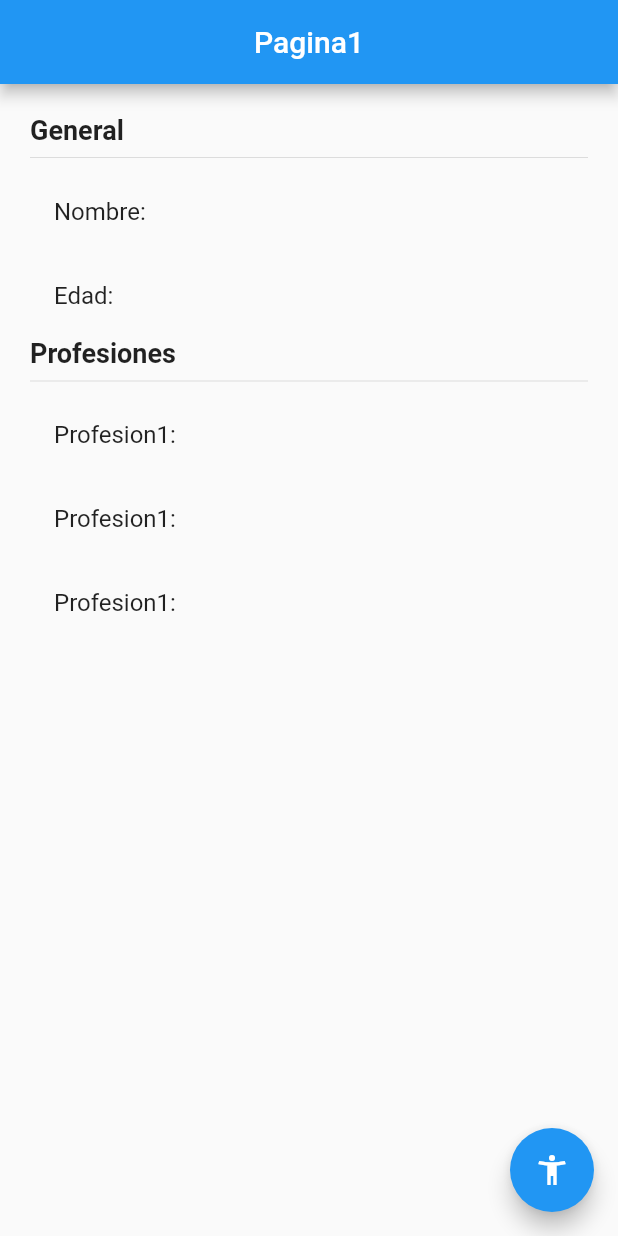
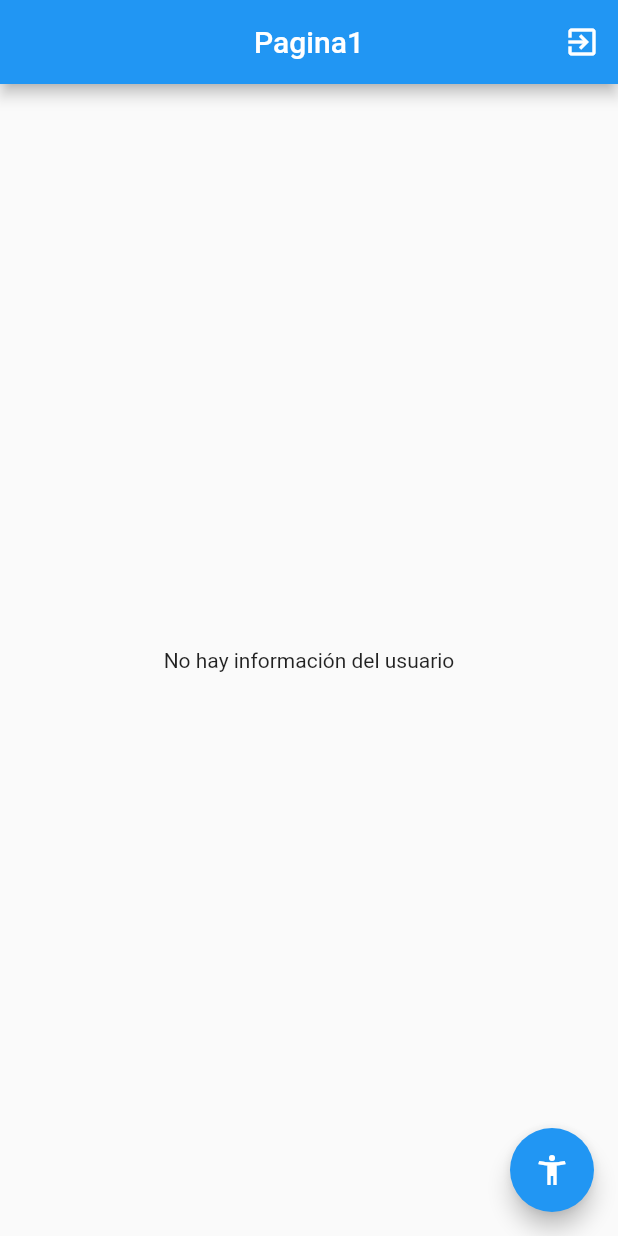
Before and after one commit to FranciscoHCJ/Flutter-State, a Flutter app: the screen it shows after launch, on a phone screen of 412 x 824 dp. Run offline on Flutter 3.47's test engine with Material 2 defaults, Android fonts, the phone set to English and light mode, and no system bars; our stand-ins replace flutter_bloc.

Commit message:
rama Cubit terminada

```diff
--- /dev/null
+++ b/lib/bloc/usuario/usuario_cubit.dart
@@ -0,0 +1,42 @@
+import 'package:flutter_bloc/flutter_bloc.dart';
+import 'package:meta/meta.dart';
+
+import 'package:estados/models/usuario.dart';
+part 'usuario_state.dart';
+
+
+class UsuarioCubit extends Cubit<UsuarioState> {
+
+  UsuarioCubit() : super( UsuarioInitial() );
+
+  void seleccionarUsuario( Usuario user ) {
+    emit( new UsuarioActivo( user ) );
+  }
+
+  void cambiarEdad(int edad) {
+
+    final currentState = state;
+    if ( currentState is UsuarioActivo ) {
+      final newUser = currentState.usuario.copyWith( edad: edad);
+      emit( UsuarioActivo( newUser ) );
+    }
+  }
+
+  void agregarProfesion() {
+    final currentState = state;
+    if ( currentState is UsuarioActivo ) {
+      final newProfesiones = [
+        ...currentState.usuario.profesiones,
+        'Profesion ${ currentState.usuario.profesiones.length + 1 }'
+      ];
+
+      final newUser = currentState.usuario.copyWith( profesiones: newProfesiones);
+      emit( UsuarioActivo( newUser ) );
+    }
+  }
+
+  void borrarUsuario() {
+    emit( UsuarioInitial() );
+  }
+
+}
--- /dev/null
+++ b/lib/bloc/usuario/usuario_state.dart
@@ -0,0 +1,16 @@
+part of 'usuario_cubit.dart';
+
+@immutable
+abstract class UsuarioState {}
+
+// Estado inicial
+class UsuarioInitial extends UsuarioState {
+  final existeUsuario = false;
+}
+
+class UsuarioActivo extends UsuarioState {
+  final existeUsuario = true;
+  final Usuario usuario;
+
+  UsuarioActivo(this.usuario);
+}
--- a/lib/main.dart
+++ b/lib/main.dart
@@ -1,13 +1,20 @@
+import 'package:estados/bloc/usuario/usuario_cubit.dart';
+import 'package:flutter/material.dart';
+import 'package:flutter_bloc/flutter_bloc.dart';
+
 import 'package:estados/pages/pagina1_page.dart';
 import 'package:estados/pages/pagina2_page.dart';
-import 'package:flutter/material.dart';
 
 void main() => runApp(MyApp());
 
 class MyApp extends StatelessWidget {
   @override
   Widget build(BuildContext context) {
-    return MaterialApp(
+    return MultiBlocProvider(
+      providers: [
+        BlocProvider(create: ( _ ) => UsuarioCubit() )
+      ],
+      child: MaterialApp(
         debugShowCheckedModeBanner: false,
         title: 'Material App',
         initialRoute: 'pagina1',
@@ -15,6 +22,7 @@ class MyApp extends StatelessWidget {
           'pagina1': (_) => Pagina1Page(),
           'pagina2': (_) => Pagina2Page()
         },
+      ),
     );
   }
 }
--- a/lib/models/usuario.dart
+++ b/lib/models/usuario.dart
@@ -2,10 +2,23 @@
 
 class Usuario {
 
-  String nombre;
-  int edad;
-  List<String> profesiones;
+  final String nombre;
+  final int edad;
+  final List<String> profesiones;
 
   Usuario({ this.nombre, this.edad, this.profesiones });
 
+  // Método que retorna un usuario
+  Usuario copyWith({
+    String nombre,
+    int edad,
+    List<String> profesiones
+  }) =>
+  Usuario(
+    nombre: nombre ?? this.nombre,
+    edad  : edad ?? this.edad,
+    profesiones: profesiones ?? this.profesiones
+  );
+
+
 }
--- a/lib/pages/pagina1_page.dart
+++ b/lib/pages/pagina1_page.dart
@@ -1,4 +1,8 @@
 import 'package:flutter/material.dart';
+import 'package:flutter_bloc/flutter_bloc.dart';
+
+import 'package:estados/models/usuario.dart';
+import 'package:estados/bloc/usuario/usuario_cubit.dart';
 
 class Pagina1Page extends StatelessWidget {
 
@@ -8,9 +12,16 @@ class Pagina1Page extends StatelessWidget {
       appBar: AppBar(
         centerTitle: true,
         title: Text('Pagina1'),
+        actions: [
+          IconButton(
+            icon: Icon(Icons.exit_to_app),
+            onPressed: () => context.bloc<UsuarioCubit>().borrarUsuario()
+          )
+        ],
       ),
-      body: InformacionUsuario(),
-     floatingActionButton: FloatingActionButton(
+      body: BodyScaffold(),
+
+      floatingActionButton: FloatingActionButton(
        child: Icon(Icons.accessibility_new),
        onPressed: () => Navigator.pushNamed(context, 'pagina2')
      ),
@@ -18,7 +29,43 @@ class Pagina1Page extends StatelessWidget {
   }
 }
 
+class BodyScaffold extends StatelessWidget {
+
+  @override
+  Widget build(BuildContext context) {
+    return BlocBuilder<UsuarioCubit, UsuarioState>(
+      builder: ( _ , state) {
+
+        switch ( state.runtimeType ) {
+
+          case UsuarioInitial:
+            return Center(child: Text('No hay información del usuario'));
+          break;
+
+          case UsuarioActivo:
+            return InformacionUsuario( (state as UsuarioActivo).usuario );
+
+          default:
+          return Center(child: Text('Estado no reconocido'));
+        }
+
+        // if ( state is UsuarioInitial ) {
+        //   return Center(child: Text('No hay información del usuario'));
+        // } else if ( state is UsuarioActivo){
+        //   return InformacionUsuario( state.usuario );
+        // } else {
+        //   return Center(child: Text('Estado no reconocido'));
+        // }
+
+    });
+  }
+}
+
 class InformacionUsuario extends StatelessWidget {
+
+  final Usuario usuario;
+
+  const InformacionUsuario(this.usuario);
 
   @override
   Widget build(BuildContext context) {
@@ -32,15 +79,15 @@ class InformacionUsuario extends StatelessWidget {
           Text('General', style: TextStyle(fontSize: 18, fontWeight: FontWeight.bold ) ),
           Divider(),
 
-          ListTile( title: Text('Nombre: ') ),
-          ListTile( title: Text('Edad: ') ),
+          ListTile( title: Text('Nombre: ${ usuario.nombre }') ),
+          ListTile( title: Text('Edad: ${ usuario.edad }') ),
 
           Text('Profesiones', style: TextStyle(fontSize: 18, fontWeight: FontWeight.bold ) ),
           Divider(),
 
-          ListTile( title: Text('Profesion1: ') ),
-          ListTile( title: Text('Profesion1: ') ),
-          ListTile( title: Text('Profesion1: ') ),
+          ...usuario.profesiones.map(
+            (profesion) => ListTile(title: Text(profesion))
+          ).toList()
         ],
       ),
     );
--- a/lib/pages/pagina2_page.dart
+++ b/lib/pages/pagina2_page.dart
@@ -1,10 +1,16 @@
 import 'package:flutter/material.dart';
+import 'package:flutter_bloc/flutter_bloc.dart';
 
+import 'package:estados/models/usuario.dart';
+import 'package:estados/bloc/usuario/usuario_cubit.dart';
 
 class Pagina2Page extends StatelessWidget {
 
   @override
   Widget build(BuildContext context) {
+
+    final usuarioCubit = context.bloc<UsuarioCubit>();
+
     return Scaffold(
       appBar: AppBar(
         centerTitle: true,
@@ -19,6 +25,16 @@ class Pagina2Page extends StatelessWidget {
               color: Colors.blue,
               onPressed: () {
 
+                final newUser = new Usuario(
+                  nombre: 'Juan Francisco',
+                  edad: 27,
+                  profesiones: [
+                    'FullStack Developer',
+                    'Videojugador'
+                  ]
+                );
+
+                usuarioCubit.seleccionarUsuario(newUser);
               }
             ),
 
@@ -26,7 +42,7 @@ class Pagina2Page extends StatelessWidget {
               child: Text('Cambiar Edad', style: TextStyle( color: Colors.white ) ),
               color: Colors.blue,
               onPressed: () {
-
+                usuarioCubit.cambiarEdad(30);
               }
             ),
 
@@ -34,7 +50,7 @@ class Pagina2Page extends StatelessWidget {
               child: Text('Añadir Profesión', style: TextStyle( color: Colors.white ) ),
               color: Colors.blue,
               onPressed: () {
-
+                usuarioCubit.agregarProfesion();
               }
             ),
           ],
--- a/pubspec.yaml
+++ b/pubspec.yaml
@@ -28,6 +28,7 @@ dependencies:
   # The following adds the Cupertino Icons font to your application.
   # Use with the CupertinoIcons class for iOS style icons.
   cupertino_icons: ^1.0.0
+  flutter_bloc: ^6.0.6
 
 dev_dependencies:
   flutter_test:
```
Also changed, not shown: pubspec.lock. Lines whose indentation alone changed are shown as unchanged.
